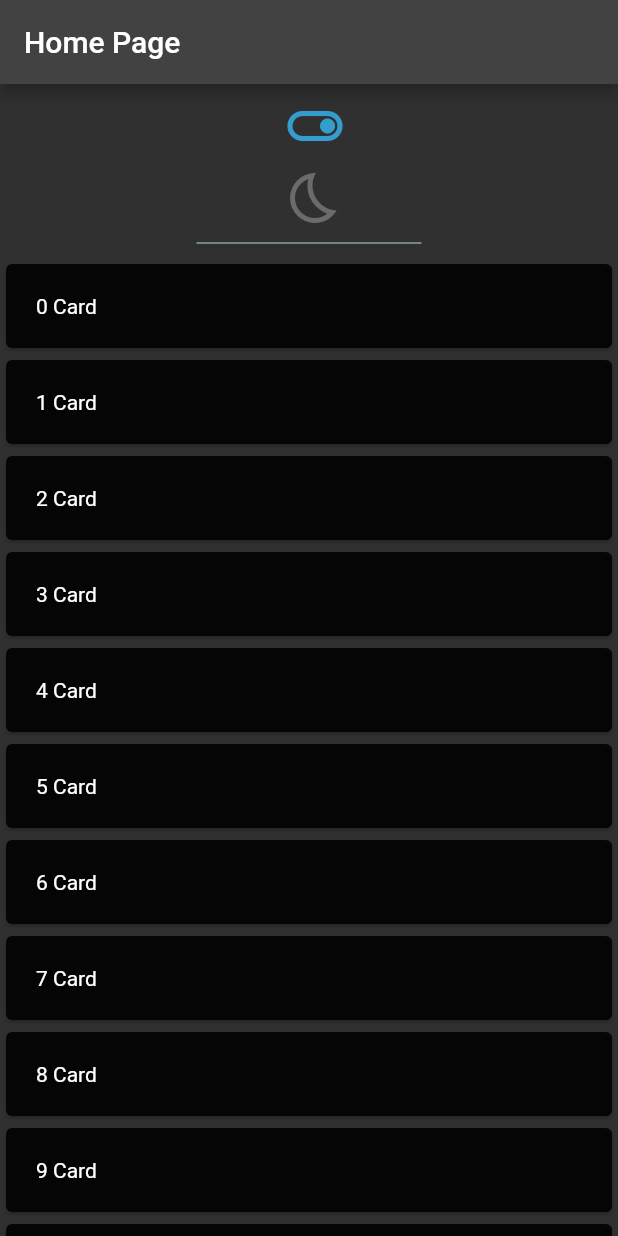
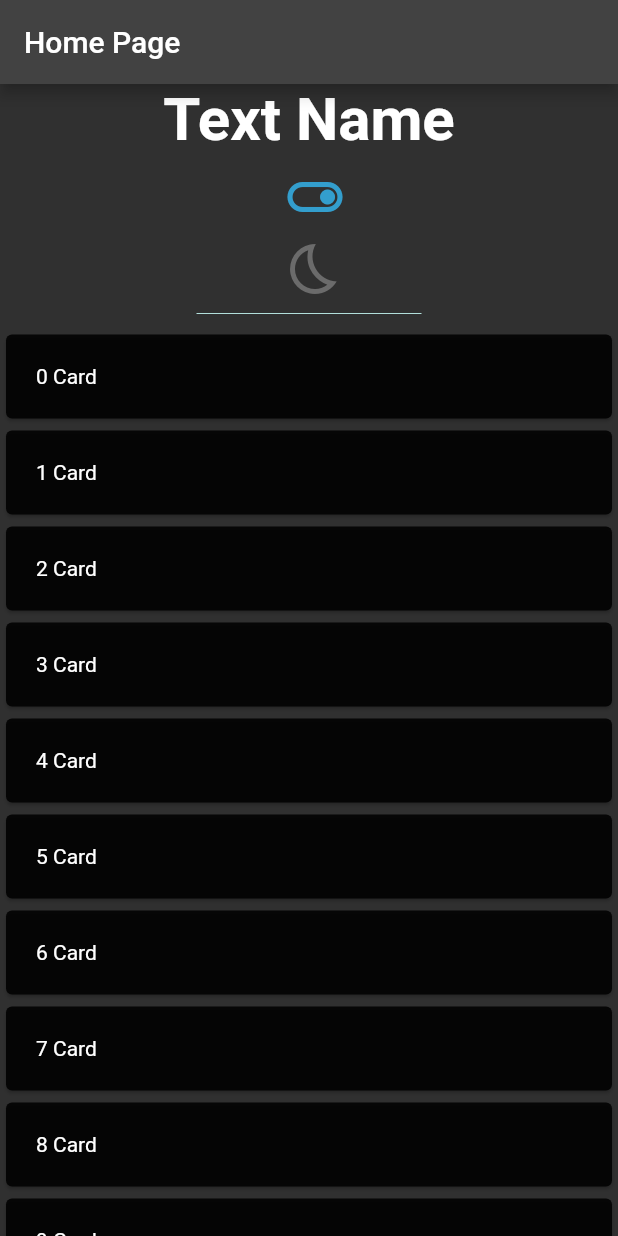
Before and after one commit to altoon-dev/dark_mode, a Flutter app: the screen it shows after launch, on a phone screen of 412 x 824 dp. Run offline on Flutter 3.47's test engine with Material 2 defaults, Android fonts, the phone set to English and light mode, and no system bars; our stand-ins replace shared_preferences.

Commit message:
adding some ui

```diff
--- a/lib/main.dart
+++ b/lib/main.dart
@@ -1,6 +1,8 @@
 import 'package:flutter/material.dart';
 import 'package:shared_preferences/shared_preferences.dart';
 import 'main_page.dart';
+
+
 void main() {
   runApp(MyApp());
 }
--- a/lib/main_page.dart
+++ b/lib/main_page.dart
@@ -16,6 +16,11 @@ class _HomeState extends State<Home> {
       body: Column(
         crossAxisAlignment: CrossAxisAlignment.center,
         children: [
+          Text("Text Name", style: TextStyle(
+            fontSize: 40,
+            fontWeight: FontWeight.bold,
+            color: Colors.white
+          ),),
           Center(
             child: IconButton(
               icon: Icon(Icons.toggle_on_outlined, color: Color(0xFF339ECD,),
@@ -44,9 +49,8 @@ class _HomeState extends State<Home> {
                     child: Text("$i Card"),
                   ),);
                 }),
-          )
+          ),
         ],
-
       ),
     );
   }
```
